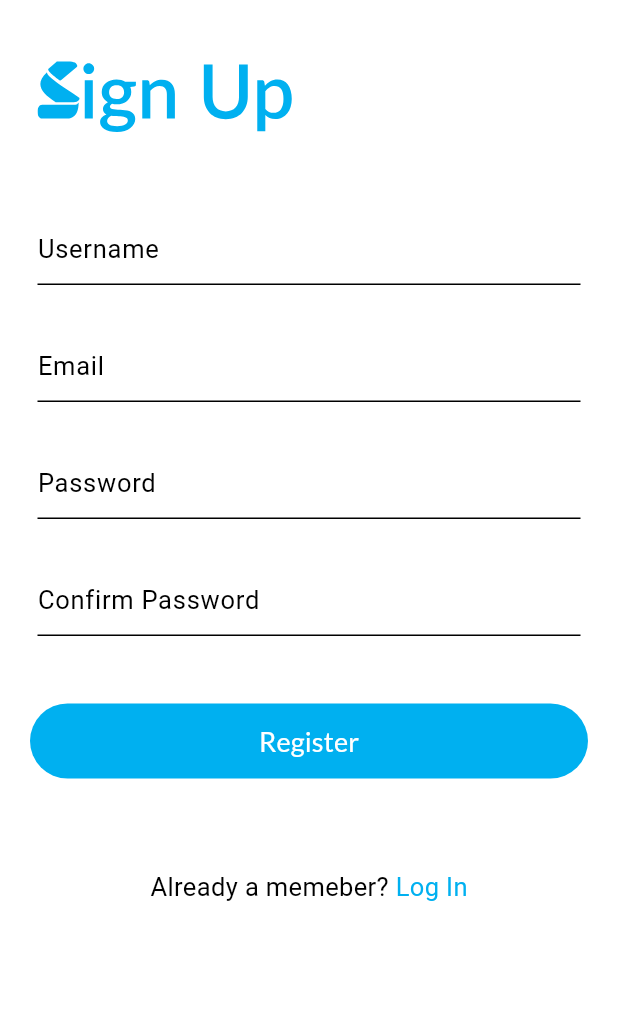
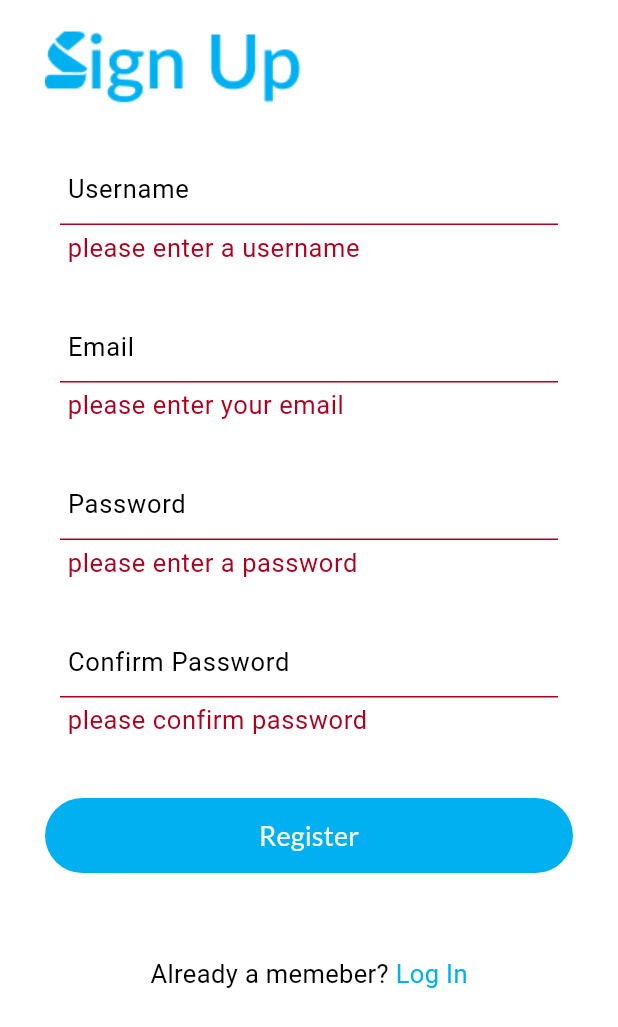
Before and after one commit to bcr2001/motion, a Flutter app: the screen it shows after launch, after a tap on "Log In", after a tap on "Register Here", after a tap on "Register", on a phone screen of 412 x 824 dp. Shown: the top 1027 px of the screen. Run offline on Flutter 3.47's test engine with Material 2 defaults, Android fonts, the phone set to English and light mode, and no system bars; our stand-ins replace cloud_firestore, firebase_auth, firebase_core, flutter_svg, google_fonts, logger and 1 more; accounts and stored records are empty; network calls fail.

Commit message:
created a new class to handle the TextFormField comstruction and used that in my sign in and sign out pages

```diff
--- a/lib/motion_core/firebase_services.dart
+++ b/lib/motion_core/firebase_services.dart
@@ -7,50 +7,64 @@ import 'package:motion/motion_reusable/reuseable.dart';
 //adds user information to the firestore database
 
 class AuthServices {
+  // firebase auth instance
+  static final FirebaseAuth _auth = FirebaseAuth.instance;
+
+  // firestore instance
+  static final FirebaseFirestore _firestore = FirebaseFirestore.instance;
+
   // sign in users using email and password
   static signInUser(context,
       {required String userEmail, required userPassword}) async {
-    //dialog displayed during sign-in process
+    // //dialog displayed during sign-in process
     circularIndicator(context);
 
     try {
-      await FirebaseAuth.instance
-          .signInWithEmailAndPassword(email: userEmail, password: userPassword);
+      await _auth.signInWithEmailAndPassword(
+          email: userEmail, password: userPassword);
 
       // circularIndicator disposed upon sign-in completion
       Navigator.pop(context);
     } on FirebaseAuthException catch (e) {
-      // circularIndicator disposed upon sign-in error
+      // // circularIndicator disposed upon sign-in error
       Navigator.pop(context);
 
       if (e.code == "user-not-found") {
         logger.e("no user in the system!");
+        // error message
+        errorSnack(context, errorMessage: "User does not exist");
       } else if (e.code == "wrong-password") {
         logger.e("Incorrect password");
+        errorSnack(context, errorMessage: "Incorrect password");
       } else {
         logger.e("something went wrong during the sign in process");
+        errorSnack(context, errorMessage: "Something went wrong on our side:(");
       }
     }
   }
 
   // sign up users using email and password
-  static signUpUser(
+  static signUpUser(context,
       {required String userEmailSignup,
       required String userPasswordSignUp,
       required String userName}) async {
+    circularIndicator(context);
     try {
       // create a new user
-      UserCredential userCredential = await FirebaseAuth.instance
-          .createUserWithEmailAndPassword(
+      UserCredential userCredential =
+          await _auth.createUserWithEmailAndPassword(
               email: userEmailSignup, password: userPasswordSignUp);
 
-      String userId = userCredential.user!.uid;
-
-      // add user info to firestore
-      await _addUserSignUpDetail(
-          uid: userId, userName: userName, userEmailAdress: userEmailSignup);
+      if (userCredential.user != null) {
+        String userId = userCredential.user!.uid;
+        // add user info to firestore
+        await _addUserSignUpDetail(
+            uid: userId, userName: userName, userEmailAdress: userEmailSignup);
+      } else {
+        logger.e("Something went wrong");
+      }
     } on FirebaseAuthException catch (e) {
-      logger.e("something went wrong during the sign up process");
+      logger.e("something went wrong during the sign up process $e");
     }
   }
 
@@ -59,7 +73,7 @@ class AuthServices {
       {required String uid,
       required String userName,
       required String userEmailAdress}) async {
-    await FirebaseFirestore.instance
+    await _firestore
         .collection("users")
         .doc(uid)
         .set({"user name": userName, "email": userEmailAdress});
@@ -70,15 +84,12 @@ class AuthServices {
     circularIndicator(context);
 
     try {
-      await FirebaseAuth.instance.signOut();
+      await _auth.signOut();
 
       Navigator.pop(context);
     } on FirebaseAuthException catch (e) {
       Navigator.pop(context);
-      logger.e("unable to sign out");
+      logger.e("unable to sign out $e");
     }
   }
 }
-
-// handles reading and writing to firestore
-class FirestoreService {}
--- a/lib/motion_reusable/reuseable.dart
+++ b/lib/motion_reusable/reuseable.dart
@@ -1,13 +1,13 @@
 import 'package:flutter/material.dart';
 import 'package:logger/logger.dart';
 import 'package:motion/motion_providers/theme_mode_provider.dart';
+import 'package:motion/motion_themes/motion_text_styling.dart';
 import 'package:motion/motion_themes/widget_bg_color.dart';
 import 'package:provider/provider.dart';
 import 'package:intl/intl.dart';
 
 // logger instance
 var logger = Logger();
-
 
 // return current theme mode (dark or light theme)
 ThemeModeSettings currentSelectedThemeMode(BuildContext context) {
@@ -44,3 +44,10 @@ Future circularIndicator(context) {
         );
       });
 }
+
+// snack bar for sign in and sign out error messages
+errorSnack(context, {required errorMessage}) {
+  return ScaffoldMessenger.of(context).showSnackBar(
+    SnackBar(content: Text(errorMessage, style: contentStyle(color: Colors.redAccent),))
+  );
+}
--- /dev/null
+++ b/lib/motion_themes/app_images.dart
@@ -0,0 +1,16 @@
+import 'package:flutter/material.dart';
+
+Image getAssetImage(String imageName) {
+  const String imagesFileLocation = "assets/images/motion_icons/";
+  return Image.asset("$imagesFileLocation$imageName");
+}
+
+class AppImages {
+  // sign in page images
+  static Image formlessShapeImage = getAssetImage("sign_in_graphics.png");
+  static Image welcomeToMotionImage = getAssetImage("welcome_to_motion.png");
+  static Image devicesImage = getAssetImage("devices.png");
+
+  // sign up page images
+  static Image signUpImage = getAssetImage("sign_up_graphics.png");
+}
--- a/lib/motion_themes/app_strings.dart
+++ b/lib/motion_themes/app_strings.dart
@@ -1,17 +1,21 @@
 // contains all the main app string
 class AppString {
+
+
   // App bar titles
   static const String statsRouteTitle = "Annual Overview";
   static const String motionRouteTitle = "Track";
-
   static const String logOutTitle = "Log out";
-  static const String logOutQuestion = "Are you sure you want to log out?";
   static const String cancelTitle = "Cancel";
   static const String settingsTitle = "Settings";
+
+  static const String logOutQuestion = "Are you sure you want to log out?";
+
 
   // popup menu button values
   static const String logOutValue = "logout";
   static const String settingsValue = "setting";
+
 
   // settings page
   static const String themeTitle = "Theme";
@@ -19,20 +23,27 @@ class AppString {
   static const String notificationTitle = "Notification";
   static const String aboutMotionTitle = "About Motion";
 
+
   // sign in/ sign out page
   static const String logInTitle = "Log In";
-  static const String otherDevices = "*motion on other devices coming soon!!";
-  static const String areYouAMemeber = "Are you not a member?";
-  static const String registerHere = " Register Here";
+  static const String registerTitle = "Register";
+
   static const String emailHintText = "Email";
-  static const String emptyEmailValidatorMessage = "please enter an email";
-  static const String invalidEmailValidatorMessage = "Enter a valid email";
   static const String passwordHintText = "Password";
-  static const String invalidPasswordValidatorMessage = "password must be more than 6 characters long";
-  static const String registerTitle = "Register";
-  static const String alreadyMember = "Already a memeber? ";
   static const String userNameHintText = "Username";
   static const String confirmPasswordHintText = "Confirm Password";
 
+  static const String emptyEmailValidatorMessage = "please enter your email";
+  static const String invalidEmailValidatorMessage = "Enter a valid email";
+  static const String invalidPasswordValidatorMessage =
+      "password must be more than 6 characters long";
+  static const String emptyPasswordValidatorMessage = "please enter a password";
+  static const String emptyConfirmPasswordValidatorMessage = "please confirm password";
+  static const String emptyUserNameValidatorMessage = "please enter a username";
 
+
+  static const String areYouAMemeber = "Are you not a member?";
+  static const String registerHere = " Register Here";
+  static const String alreadyMember = "Already a memeber? ";
+  static const String confirmNotEqual = "does not match password";
 }
--- a/lib/motion_themes/dark_theme.dart
+++ b/lib/motion_themes/dark_theme.dart
@@ -22,6 +22,9 @@ ThemeData darkThemeData = ThemeData(
       textColor: Colors.white
     ),
 
+    // text form field
+
+
     dialogTheme: DialogTheme(
       titleTextStyle: dialogTitleTextStyle,
     backgroundColor: darkThemeWidgetBgColor),
--- a/lib/motion_user/sign_in_page.dart
+++ b/lib/motion_user/sign_in_page.dart
@@ -1,9 +1,12 @@
 import 'package:flutter/material.dart';
-import 'package:flutter_svg/flutter_svg.dart';
 import 'package:motion/motion_core/firebase_services.dart';
+import 'package:motion/motion_themes/app_images.dart';
 import 'package:motion/motion_themes/app_strings.dart';
 import 'package:motion/motion_themes/motion_text_styling.dart';
 import 'package:motion/motion_themes/widget_bg_color.dart';
+
+import 'user_reusable.dart';
+import 'user_validator.dart';
 
 // sign in screen when the user is signed out
 class SignInPage extends StatefulWidget {
@@ -33,29 +36,27 @@ class _SignInPageState extends State<SignInPage> {
     super.dispose();
   }
 
-  // the first svg image displayed on the top-right
+  // the first image displayed on the top-right
+  // formless design
   Widget _signInGraphics() {
     return Align(
       alignment: Alignment.topRight,
-      child:
-          SvgPicture.asset("assets/images/motion_icons/sign_in_graphics.svg"),
+      child: AppImages.formlessShapeImage,
     );
   }
 
-  //second svg image
+  //second image (Welcome To Motion)
   Widget welcomeToMotion() {
     return Padding(
-      padding: const EdgeInsets.symmetric(horizontal: 25),
+      padding: const EdgeInsets.symmetric(vertical: 10.0),
       child: Align(
-          alignment: Alignment.topLeft,
-          child:
-              SvgPicture.asset("assets/images/motion_icons/welcome_back.svg")),
+          alignment: Alignment.topLeft, child: AppImages.welcomeToMotionImage),
     );
   }
 
   Widget _signInButton({required VoidCallback onPressed}) {
     return Padding(
-      padding: const EdgeInsets.symmetric(horizontal: 20, vertical: 30),
+      padding: const EdgeInsets.symmetric(vertical: 25),
       child: ElevatedButton(
           style: ElevatedButton.styleFrom(
             elevation: 0,
@@ -77,18 +78,10 @@ class _SignInPageState extends State<SignInPage> {
     );
   }
 
-  // multiple devices svg
-  Widget mulitpleDevicesSvg() {
+  // multiple devices image
+  Widget mulitpleDevices() {
     return Center(
-      child: Column(
-        children: [
-          SvgPicture.asset("assets/images/motion_icons/devices.svg"),
-          Text(
-            AppString.otherDevices,
-            style: contentStyle(fontSize: 11, color: Colors.black),
-          )
-        ],
-      ),
+      child: AppImages.devicesImage,
     );
   }
 
@@ -122,6 +115,8 @@ class _SignInPageState extends State<SignInPage> {
           key: _signInFormKey,
           child: SingleChildScrollView(
             // Add this to handle overflow in case the keyboard covers the fields
+            child: Padding(
+              padding: const EdgeInsetsDirectional.symmetric(horizontal: 30),
               child: Column(
                 children: [
                   // Graphics SVG,
@@ -132,57 +127,32 @@ class _SignInPageState extends State<SignInPage> {
 
                   // Email and password TextField,
                   // email text field
-                Padding(
-                  padding:
-                      const EdgeInsets.symmetric(horizontal: 25, vertical: 30),
-                  child: TextFormField(
-                    controller: _signInEmailController,
-                    decoration: const InputDecoration(hintText: AppString.emailHintText),
-                    keyboardType: TextInputType.emailAddress,
-                    validator: (value) {
-                      if (value == null || value.isEmpty) {
-                        return AppString.emptyEmailValidatorMessage;
-                      } else {
-                        // Regular expression for email validation
-                        String pattern =
-                            r'^[\w-]+(\.[\w-]+)*@([\w-]+\.)+[a-zA-Z]{2,7}$';
-                        RegExp regExp = RegExp(pattern);
-                        if (!regExp.hasMatch(value)) {
-                          return AppString.invalidEmailValidatorMessage;
-                        }
-                      }
-                      return null;
-                    },
-                  ),
+                  TextFormFieldBuilder(
+                    fieldTextEditingController: _signInEmailController,
+                    fieldHintText: AppString.emailHintText,
+                    fieldKeyboardType: TextInputType.emailAddress,
+                    fieldValidator: FormValidator.emailValidator
                   ),
 
                   // password text field
-                Padding(
-                  padding: const EdgeInsets.symmetric(horizontal: 25),
-                  child: TextFormField(
-                    controller: _signInPasswordController,
-                    decoration: const InputDecoration(hintText: AppString.passwordHintText),
-                    obscureText: true,
-                    validator: (value) {
-                      if (value == null || value.isEmpty) {
-                        return AppString.passwordHintText;
-                      } else if (value.length < 6) {
-                        return AppString.invalidPasswordValidatorMessage;
-                      }
-                      return null;
-                    },
-                  ),
+                  TextFormFieldBuilder(
+                    fieldTextEditingController: _signInPasswordController,
+                    fieldObscureText: true,
+                    fieldHintText: AppString.passwordHintText,
+                    fieldValidator: FormValidator.passwordValidator
                   ),
 
                   // Sign In Button,
                   _signInButton(onPressed: () {
-                  if(_signInFormKey.currentState!.validate()){
-                    AuthServices.signInUser(context, userEmail: _signInEmailController.text.trim(), userPassword: _signInPasswordController.text.trim());
+                    if (_signInFormKey.currentState!.validate()) {
+                      AuthServices.signInUser(context,
+                          userEmail: _signInEmailController.text.trim(),
+                          userPassword: _signInPasswordController.text.trim());
                     }
                   }),
 
                   // Devices svg,
-                mulitpleDevicesSvg(),
+                  mulitpleDevices(),
 
                   // Sign Up Option
                   _bottomSignUpOption(),
@@ -191,6 +161,7 @@ class _SignInPageState extends State<SignInPage> {
             ),
           ),
         ),
+      ),
     );
   }
 }
--- a/lib/motion_user/sign_up_page.dart
+++ b/lib/motion_user/sign_up_page.dart
@@ -1,10 +1,13 @@
 import 'package:flutter/material.dart';
-import 'package:flutter_svg/flutter_svg.dart';
+import 'package:motion/motion_reusable/reuseable.dart';
+import 'package:motion/motion_themes/app_images.dart';
 import 'package:motion/motion_themes/app_strings.dart';
 import 'package:motion/motion_themes/motion_text_styling.dart';
 import 'package:motion/motion_themes/widget_bg_color.dart';
+import 'package:motion/motion_user/user_reusable.dart';
+import 'package:motion/motion_user/user_validator.dart';
 
-// sign up page when I new user wants to sign up
+// sign up page when a new user wants to sign up
 class SignUpPage extends StatefulWidget {
   final VoidCallback toSignInPage;
 
@@ -18,7 +21,6 @@ class _SignUpPageState extends State<SignUpPage> {
   // form key
   final _signUpFormKey = GlobalKey<FormState>();
 
-
   // text editing controllers
   final TextEditingController _userNameController = TextEditingController();
   final TextEditingController _signUpEmailController = TextEditingController();
@@ -26,7 +28,6 @@ class _SignUpPageState extends State<SignUpPage> {
       TextEditingController();
   final TextEditingController _signUpConfirmPasswordController =
       TextEditingController();
-
 
   // dispose controller to free up resources
   @override
@@ -39,22 +40,20 @@ class _SignUpPageState extends State<SignUpPage> {
     super.dispose();
   }
 
-
   // sign up graphics
   Widget _signUpGraphics() {
     return Padding(
-      padding: const EdgeInsets.symmetric(vertical: 30, horizontal: 25),
+      padding: const EdgeInsets.symmetric(vertical: 10),
       child: Align(
         alignment: Alignment.topLeft,
-        child:
-            SvgPicture.asset("assets/images/motion_icons/sign_up_graphics.svg"),
+        child: AppImages.signUpImage,
       ),
     );
   }
 
   Widget _signUpButton({required VoidCallback onPressed}) {
     return Padding(
-      padding: const EdgeInsets.symmetric(horizontal: 20, vertical: 30),
+      padding: const EdgeInsets.symmetric(vertical: 25),
       child: ElevatedButton(
           style: ElevatedButton.styleFrom(
             elevation: 0,
@@ -75,7 +74,6 @@ class _SignUpPageState extends State<SignUpPage> {
           )),
     );
   }
-
 
   // sign-in option
   Widget _bottomSignInOption() {
@@ -107,55 +105,56 @@ class _SignUpPageState extends State<SignUpPage> {
           key: _signUpFormKey,
           child: SingleChildScrollView(
             // handle overflow in case the keyboard covers the fields
+            child: Padding(
+              padding: const EdgeInsetsDirectional.symmetric(horizontal: 30),
               child: Column(
                 children: [
                   // Graphics SVG,
                   _signUpGraphics(),
 
-                // TextFields
-
                   // user name text field
-                Padding(
-                  padding:
-                      const EdgeInsets.symmetric(horizontal: 25, vertical: 15),
-                  child: TextFormField(
-                    controller: _userNameController,
-                    decoration:const InputDecoration(hintText: AppString.userNameHintText),
-                  ),
-                ),
+                  TextFormFieldBuilder(
+                      fieldTextEditingController: _userNameController,
+                      fieldHintText: AppString.userNameHintText,
+                      fieldValidator: FormValidator.userNameValidator),
 
                   // email text field
-                Padding(
-                  padding:
-                      const EdgeInsets.symmetric(horizontal: 25, vertical: 15),
-                  child: TextFormField(
-                    controller: _signUpEmailController,
-                    decoration: const InputDecoration(hintText: AppString.emailHintText),
-                  ),
-                ),
+                  TextFormFieldBuilder(
+                      fieldTextEditingController: _signUpEmailController,
+                      fieldHintText: AppString.emailHintText,
+                      fieldValidator: FormValidator.emailValidator),
 
                   // password text field
-                Padding(
-                  padding: const EdgeInsets.symmetric(horizontal: 25, vertical: 15),
-                  child: TextFormField(
-                    controller: _signUpPasswordController,
-                    decoration: const InputDecoration(hintText: AppString.passwordHintText),
-                  ),
-                ),
+                  TextFormFieldBuilder(
+                      fieldTextEditingController: _signUpPasswordController,
+                      fieldHintText: AppString.passwordHintText,
+                      fieldValidator: FormValidator.passwordValidator,
+                      fieldObscureText: true,),
 
                   // confirm password text field
-                Padding(
-                  padding: const EdgeInsets.symmetric(horizontal: 25, vertical: 15),
-                  child: TextFormField(
-                    controller: _signUpConfirmPasswordController,
-                    decoration: const InputDecoration(hintText: AppString.confirmPasswordHintText),
-                  ),
-                ),
-
+                  TextFormFieldBuilder(
+                      fieldTextEditingController:
+                          _signUpConfirmPasswordController,
+                      fieldHintText: AppString.confirmPasswordHintText,
+                      fieldObscureText: true,
+                      fieldValidator: (value) {
+                        if (value == null || value.isEmpty) {
+                          return AppString.emptyConfirmPasswordValidatorMessage;
+                        } else if (value.length < 6) {
+                          return AppString.invalidPasswordValidatorMessage;
+                        } else if (value != _signUpPasswordController.text) {
+                          return AppString.confirmNotEqual;
+                        }
+                        return null;
+                      }),
 
                   // Sign In Button,
-                _signUpButton(onPressed: () {}),
-
+                  _signUpButton(onPressed: () {
+                    if (_signUpFormKey.currentState!.validate()) {
+                      logger.i("It worked fine");
+                    }
+                    ;
+                  }),
 
                   // Sign Up Option
                   _bottomSignInOption(),
@@ -164,6 +163,7 @@ class _SignUpPageState extends State<SignUpPage> {
             ),
           ),
         ),
+      ),
     );
   }
 }
--- /dev/null
+++ b/lib/motion_user/user_reusable.dart
@@ -0,0 +1,40 @@
+import 'package:flutter/material.dart';
+import 'package:motion/motion_themes/widget_bg_color.dart';
+
+// TEXT FIELD CONSTRUCTOR
+typedef StringValidator = String? Function(String? value);
+
+class TextFormFieldBuilder extends StatelessWidget {
+  final TextEditingController fieldTextEditingController;
+  final String fieldHintText;
+  final TextInputType fieldKeyboardType;
+  final StringValidator fieldValidator;
+  final bool fieldObscureText;
+
+  const TextFormFieldBuilder(
+      {super.key,
+      required this.fieldTextEditingController,
+      required this.fieldHintText,
+      this.fieldKeyboardType = TextInputType.text,
+      required this.fieldValidator,
+      this.fieldObscureText = false});
+
+  @override
+  Widget build(BuildContext context) {
+    return Padding(
+      padding: const EdgeInsets.symmetric(vertical: 15.0, horizontal: 10),
+      child: TextFormField(
+        controller: fieldTextEditingController,
+        keyboardType: fieldKeyboardType,
+        obscureText: fieldObscureText,
+        decoration: InputDecoration(
+          contentPadding: const EdgeInsets.only(left: 5.0),
+          focusedBorder: UnderlineInputBorder(
+              borderSide: BorderSide(color: blueMainColor, width: 2.0)),
+          hintText: fieldHintText,
+        ),
+        validator: fieldValidator,
+      ),
+    );
+  }
+}
--- /dev/null
+++ b/lib/motion_user/user_validator.dart
@@ -0,0 +1,34 @@
+import 'package:motion/motion_themes/app_strings.dart';
+
+// TEXT FORM FIELD VALIDATOR
+class FormValidator {
+  static String? emailValidator(String? value) {
+    if (value == null || value.isEmpty) {
+      return AppString.emptyEmailValidatorMessage;
+    } else {
+      // Regular expression for email validation
+      String pattern = r'^[\w-]+(\.[\w-]+)*@([\w-]+\.)+[a-zA-Z]{2,7}$';
+      RegExp regExp = RegExp(pattern);
+      if (!regExp.hasMatch(value)) {
+        return AppString.invalidEmailValidatorMessage;
+      }
+    }
+    return null;
+  }
+
+  static String? passwordValidator(String? value) {
+    if (value == null || value.isEmpty) {
+      return AppString.emptyPasswordValidatorMessage;
+    } else if (value.length < 6) {
+      return AppString.invalidPasswordValidatorMessage;
+    }
+    return null;
+  }
+
+  static String? userNameValidator(String? value) {
+    if (value == null || value.isEmpty) {
+      return AppString.emptyUserNameValidatorMessage;
+    }
+    return null;
+  }
+}
```
Also changed, not shown: assets/images/motion_icons/devices.png (added), assets/images/motion_icons/sign_in_graphics.png (added), assets/images/motion_icons/sign_up_graphics.png (added), assets/images/motion_icons/welcome_to_motion.png (added). Lines whose indentation alone changed are shown as unchanged.
